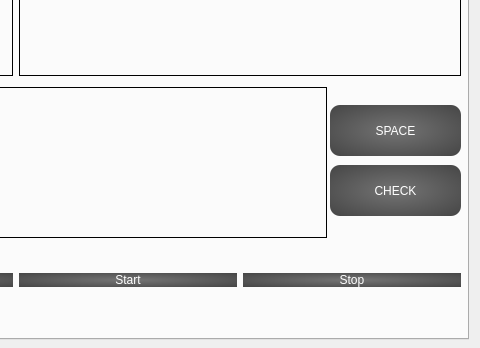
Above: main.ui from phanlequangthao/Khoa-H-c before the change; both pictures show x 452 to 932 and y 431 to 779 of the 932 by 779 pixel window. Below: the same form after it.
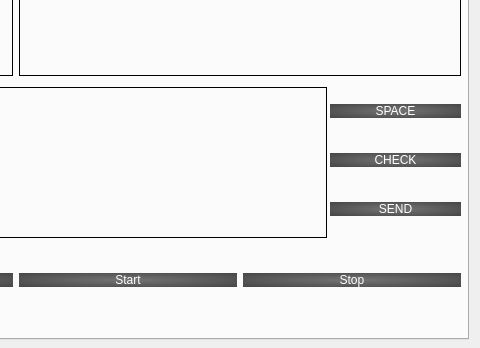
That is the form after the change.

What changed in the file:
```diff
--- a/main.ui
+++ b/main.ui
@@ -158,56 +158,6 @@
        </item>
       </layout>
      </widget>
-     <widget class="QPushButton" name="space">
-      <property name="geometry">
-       <rect>
-        <x>770</x>
-        <y>500</y>
-        <width>131</width>
-        <height>51</height>
-       </rect>
-      </property>
-      <property name="styleSheet">
-       <string notr="true">QPushButton {
-                              background-color: qradialgradient(cx: 0.5, cy: 0.5, radius: 1, fx: 0.5, fy: 0.5, stop: 0 rgba(116, 116, 116), stop: 1 rgba(50, 50, 50));
-                              border: 15px;
-                              color: rgb(255, 255, 255);
-                              font: 20pt &quot;Segoe MDL2 Assets&quot;;
-                              border-radius: 10px;
-                          }
-                          QPushButton:pressed {
-                              background-color: qradialgradient(cx: 0.5, cy: 0.5, radius: 1, fx: 0.5, fy: 0.5, stop: 0 rgba(50, 50, 50), stop: 1 rgba(116, 116, 116));
-                          }</string>
-      </property>
-      <property name="text">
-       <string>SPACE</string>
-      </property>
-     </widget>
-     <widget class="QPushButton" name="check">
-      <property name="geometry">
-       <rect>
-        <x>770</x>
-        <y>560</y>
-        <width>131</width>
-        <height>51</height>
-       </rect>
-      </property>
-      <property name="styleSheet">
-       <string notr="true">QPushButton {
-                              background-color: qradialgradient(cx: 0.5, cy: 0.5, radius: 1, fx: 0.5, fy: 0.5, stop: 0 rgba(116, 116, 116), stop: 1 rgba(50, 50, 50));
-                              border: 15px;
-                              color: rgb(255, 255, 255);
-                              font: 20pt &quot;Segoe MDL2 Assets&quot;;
-                              border-radius: 10px;
-                          }
-                          QPushButton:pressed {
-                              background-color: qradialgradient(cx: 0.5, cy: 0.5, radius: 1, fx: 0.5, fy: 0.5, stop: 0 rgba(50, 50, 50), stop: 1 rgba(116, 116, 116));
-                          }</string>
-      </property>
-      <property name="text">
-       <string>CHECK</string>
-      </property>
-     </widget>
      <widget class="QWidget" name="layoutWidget">
       <property name="geometry">
        <rect>
@@ -320,6 +270,75 @@
        </item>
       </layout>
      </widget>
+     <widget class="QWidget" name="layoutWidget">
+      <property name="geometry">
+       <rect>
+        <x>770</x>
+        <y>470</y>
+        <width>131</width>
+        <height>171</height>
+       </rect>
+      </property>
+      <layout class="QVBoxLayout" name="verticalLayout">
+       <item>
+        <widget class="QPushButton" name="space">
+         <property name="styleSheet">
+          <string notr="true">QPushButton {
+                              background-color: qradialgradient(cx: 0.5, cy: 0.5, radius: 1, fx: 0.5, fy: 0.5, stop: 0 rgba(116, 116, 116), stop: 1 rgba(50, 50, 50));
+                              border: 15px;
+                              color: rgb(255, 255, 255);
+                              font: 20pt &quot;Segoe MDL2 Assets&quot;;
+                              border-radius: 10px;
+                          }
+                          QPushButton:pressed {
+                              background-color: qradialgradient(cx: 0.5, cy: 0.5, radius: 1, fx: 0.5, fy: 0.5, stop: 0 rgba(50, 50, 50), stop: 1 rgba(116, 116, 116));
+                          }</string>
+         </property>
+         <property name="text">
+          <string>SPACE</string>
+         </property>
+        </widget>
+       </item>
+       <item>
+        <widget class="QPushButton" name="check">
+         <property name="styleSheet">
+          <string notr="true">QPushButton {
+                              background-color: qradialgradient(cx: 0.5, cy: 0.5, radius: 1, fx: 0.5, fy: 0.5, stop: 0 rgba(116, 116, 116), stop: 1 rgba(50, 50, 50));
+                              border: 15px;
+                              color: rgb(255, 255, 255);
+                              font: 20pt &quot;Segoe MDL2 Assets&quot;;
+                              border-radius: 10px;
+                          }
+                          QPushButton:pressed {
+                              background-color: qradialgradient(cx: 0.5, cy: 0.5, radius: 1, fx: 0.5, fy: 0.5, stop: 0 rgba(50, 50, 50), stop: 1 rgba(116, 116, 116));
+                          }</string>
+         </property>
+         <property name="text">
+          <string>CHECK</string>
+         </property>
+        </widget>
+       </item>
+       <item>
+        <widget class="QPushButton" name="send">
+         <property name="styleSheet">
+          <string notr="true">QPushButton {
+                              background-color: qradialgradient(cx: 0.5, cy: 0.5, radius: 1, fx: 0.5, fy: 0.5, stop: 0 rgba(116, 116, 116), stop: 1 rgba(50, 50, 50));
+                              border: 15px;
+                              color: rgb(255, 255, 255);
+                              font: 20pt &quot;Segoe MDL2 Assets&quot;;
+                              border-radius: 10px;
+                          }
+                          QPushButton:pressed {
+                              background-color: qradialgradient(cx: 0.5, cy: 0.5, radius: 1, fx: 0.5, fy: 0.5, stop: 0 rgba(50, 50, 50), stop: 1 rgba(116, 116, 116));
+                          }</string>
+         </property>
+         <property name="text">
+          <string>SEND</string>
+         </property>
+        </widget>
+       </item>
+      </layout>
+     </widget>
     </widget>
     <widget class="QWidget" name="tab_2">
      <attribute name="title">
```
